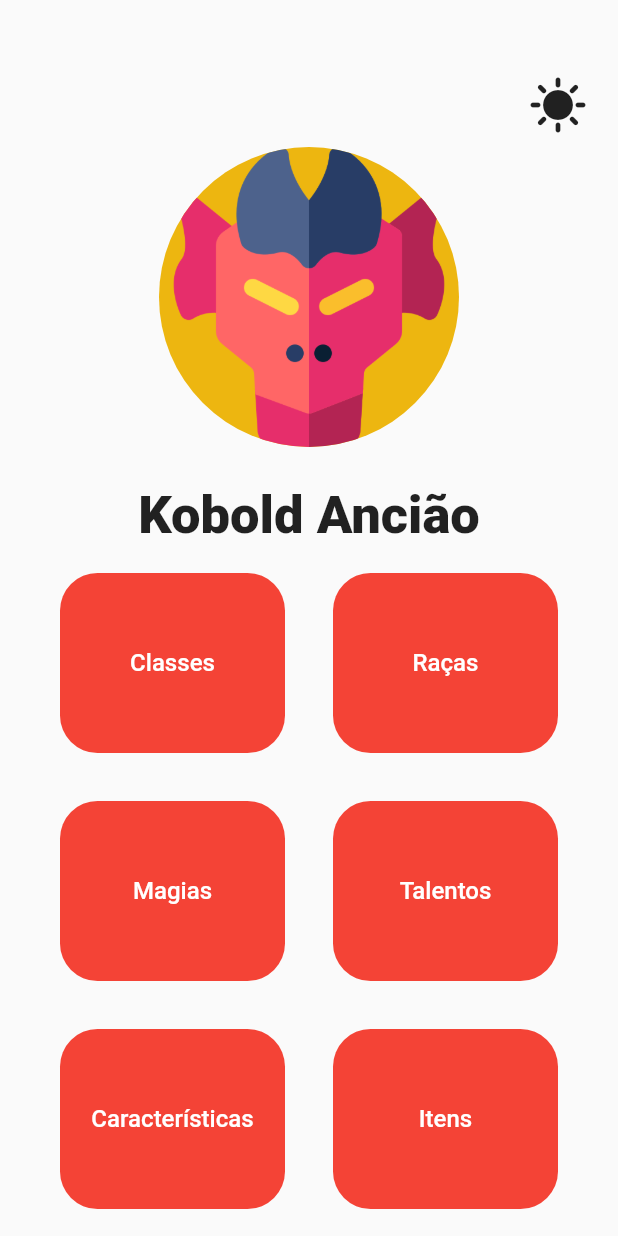
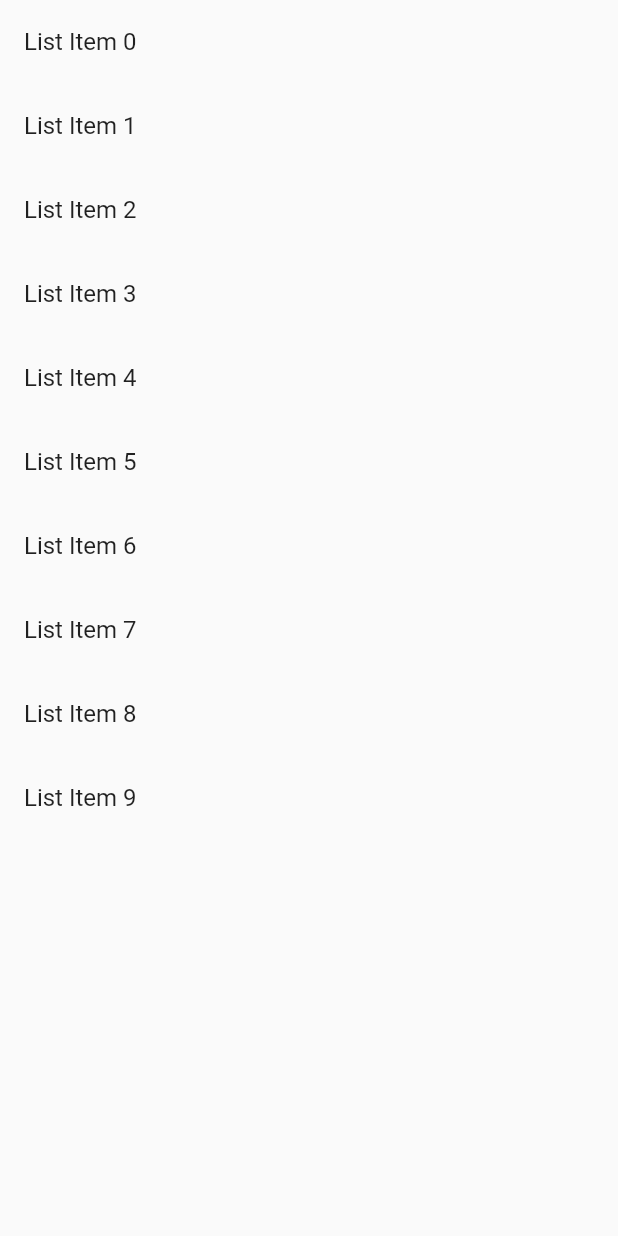
Before and after one commit to jemchaicoski/DnD5App, a Flutter app: the screen it shows after launch, on a phone screen of 412 x 824 dp. Run offline on Flutter 3.47's test engine with Material 2 defaults, Android fonts, the phone set to English and light mode, and no system bars.

Commit message:
Query screen + feature model

```diff
--- a/lib/main.dart
+++ b/lib/main.dart
@@ -1,4 +1,5 @@
 import 'package:dnd5_app/pages/HomePage.dart';
+import 'package:dnd5_app/pages/QueryScreen.dart';
 import 'package:dnd5_app/routes.dart';
 import 'package:flutter/material.dart';
 
@@ -16,7 +17,7 @@ class MyApp extends StatelessWidget {
       theme: ThemeData(
         primarySwatch: Colors.red,
       ),
-      home: const HomePage(),
+      home: QueryScreen(),
       routes: routes,
     );
   }
--- /dev/null
+++ b/lib/pages/QueryScreen.dart
@@ -0,0 +1,18 @@
+import 'package:flutter/material.dart';
+class QueryScreen extends StatelessWidget {
+  const QueryScreen({Key? key}) : super(key: key);
+
+  @override
+  Widget build(BuildContext context) {
+    return Scaffold(
+      body: ListView.builder(
+        itemCount: 10,
+        itemBuilder: (context, index) {
+          return ListTile(
+            title: Text("List Item $index"),
+          );
+        },
+      ),
+    );;
+  }
+}
--- a/lib/pages/LoadingScreen.dart
+++ b/lib/pages/SpashScreen.dart
@@ -9,8 +9,10 @@ class LoadingScreen extends StatelessWidget {
     return Column(
       children: const [
         Logo(),
-        Text("Kobolt Ancião",
-            style: TextStyle(fontSize: 40, fontFamily: "Georgia")),
+        Text(
+          "Kobolt Ancião",
+          style: TextStyle(fontSize: 40, fontFamily: "Georgia"),
+        ),
       ],
     );
   }
```
Also changed, not shown: lib/models/Feature.dart (added, +80 -0 lines), lib/utils/customIcons.dart (renamed from lib/Utils/customIcons.dart).
